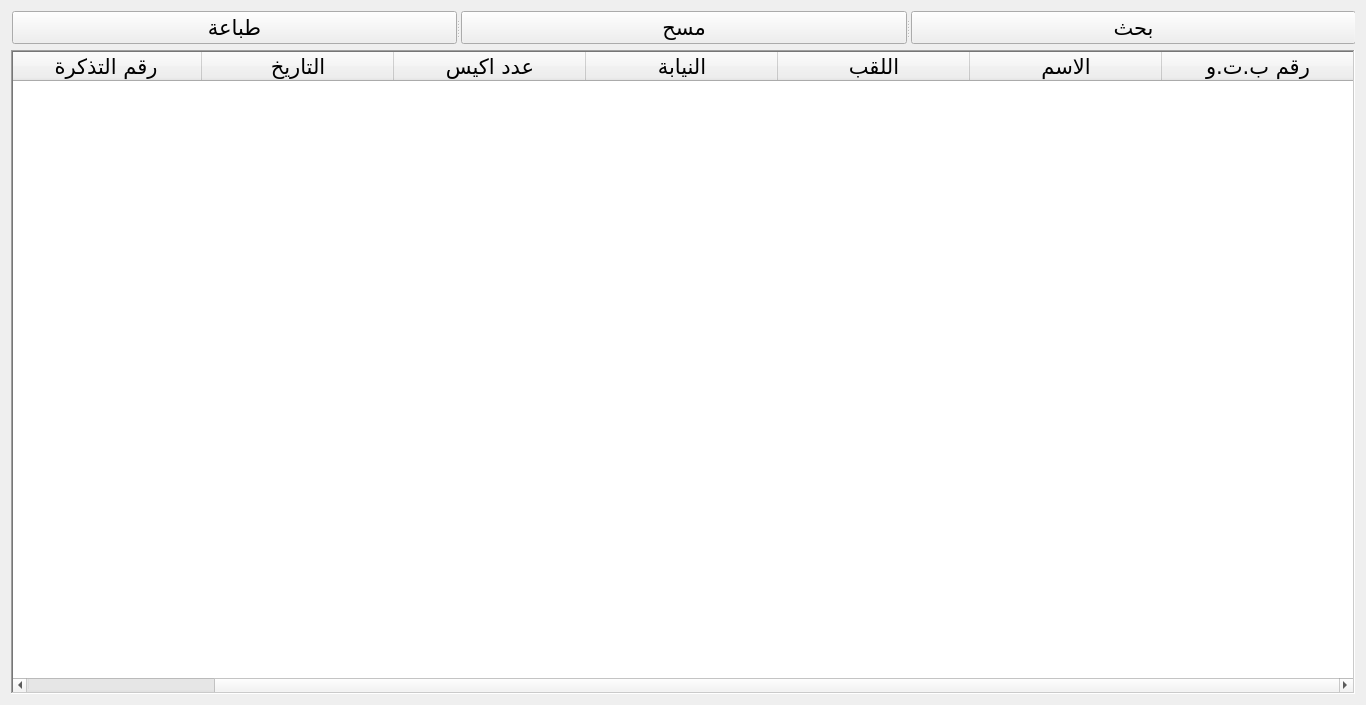
Qt form UI/history.ui (anwer25/Administration_agricole) before a commit.
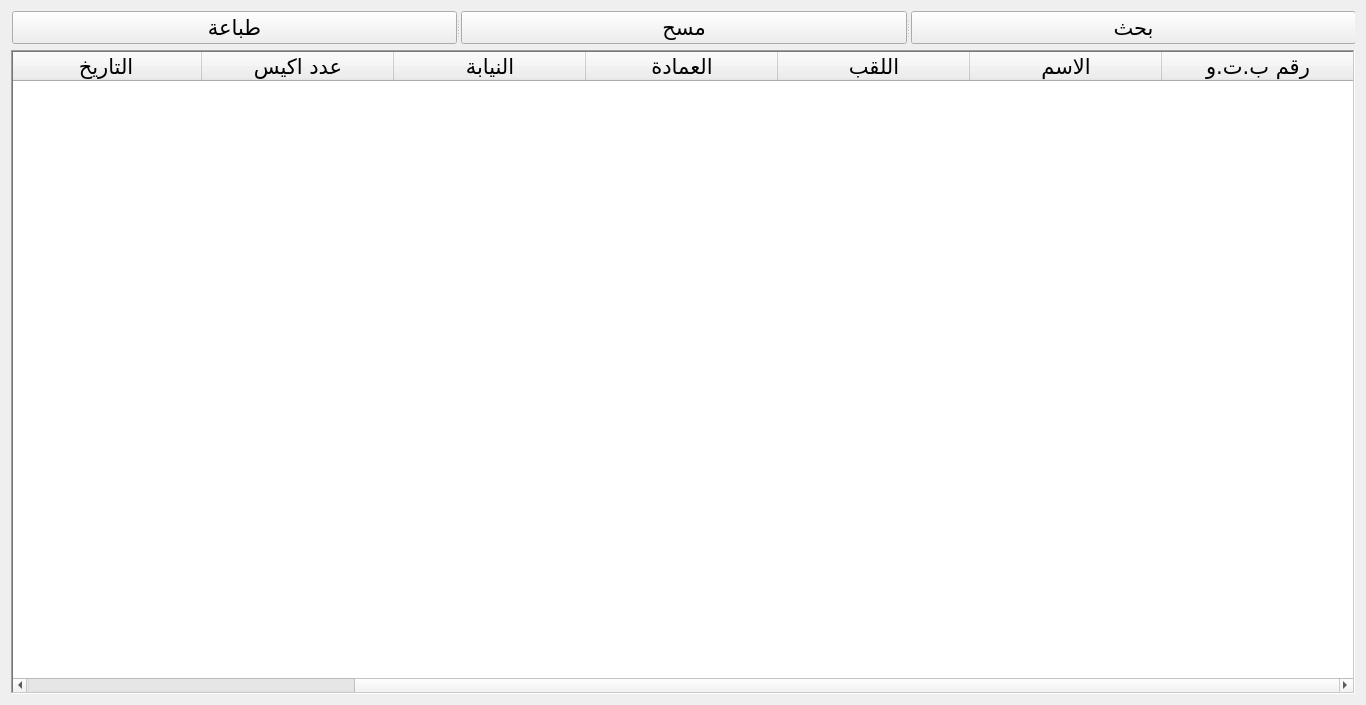
The same form after that commit. Icons and pictures are not drawn.

What changed in the file:
```diff
--- a/UI/history.ui
+++ b/UI/history.ui
@@ -104,6 +104,11 @@
        <string>اللقب</string>
       </property>
      </column>
+     <column>
+      <property name="text">
+       <string>العمادة</string>
+      </property>
+     </column>
      <column>
       <property name="text">
        <string>النيابة</string>
```
